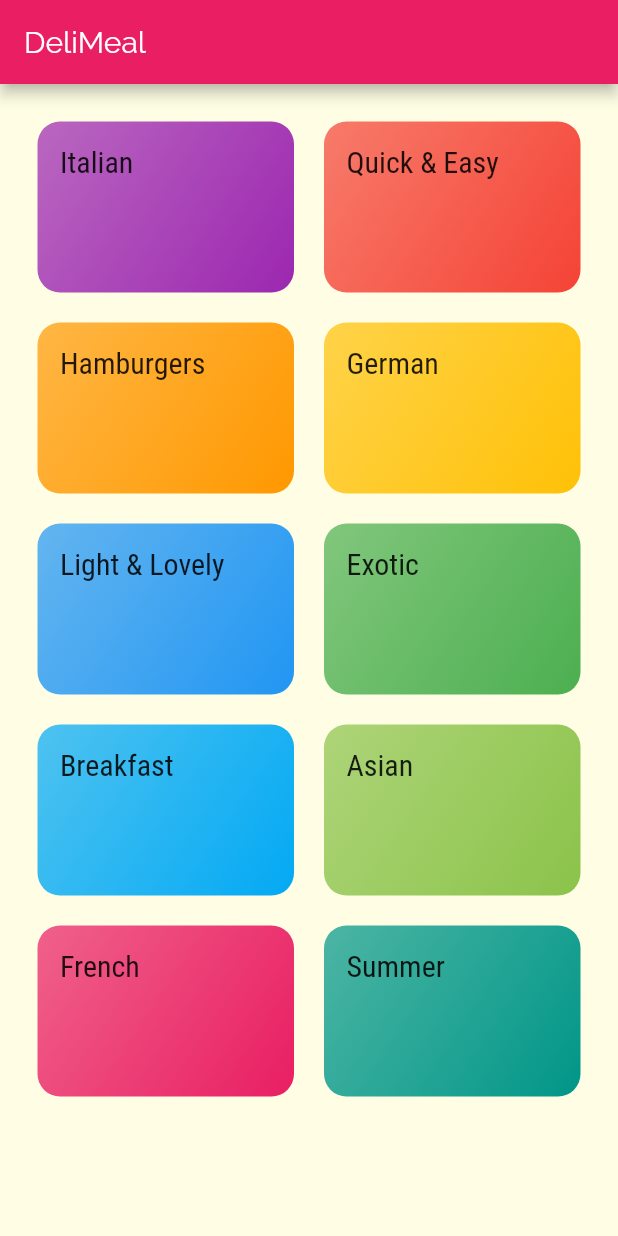
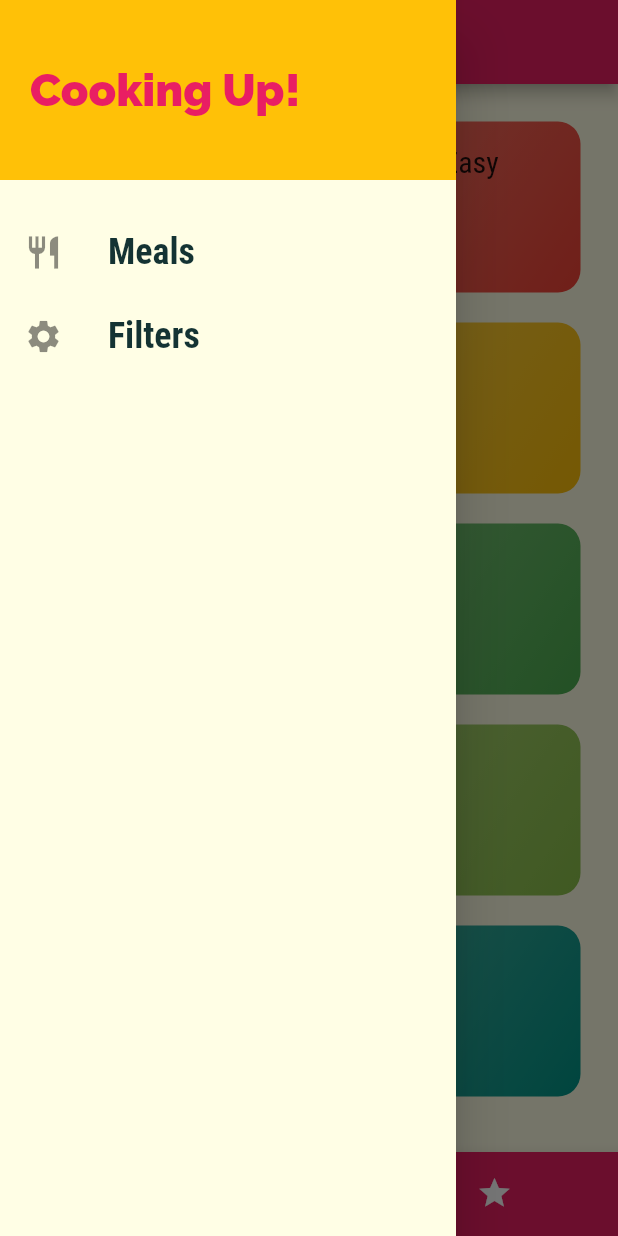
Before and after one commit to zeee4real/deli_meals, a Flutter app: the screen it shows after launch, with the side drawer open (before the commit the screen has no drawer), on a phone screen of 412 x 824 dp. Run offline on Flutter 3.47's test engine with Material 2 defaults, Android fonts, the phone set to English and light mode, and no system bars.

Commit message:
- added bottomNavigationBar - favorites screen - filters screen - tabs

```diff
--- a/lib/main.dart
+++ b/lib/main.dart
@@ -1,5 +1,7 @@
 import 'package:deli_meals/screens/category_meals_screen.dart';
+import 'package:deli_meals/screens/filters_screen.dart';
 import 'package:deli_meals/screens/meal_detail_screen.dart';
+import 'package:deli_meals/screens/tabs_screen.dart';
 import 'package:flutter/material.dart';
 import 'screens/categories_screen.dart';
 import 'screens/category_meals_screen.dart';
@@ -27,9 +29,10 @@ class MyApp extends StatelessWidget {
       ),
       initialRoute: '/',
       routes: {
-        '/': (ctx) => CatergoriesScreen(),
+        '/': (ctx) => TabsScreen(),
         CategoryMealsScreen.routeName: (ctx) => CategoryMealsScreen(),
-        MealDetailsScreen.routeName: (ctx) => MealDetailsScreen()
+        MealDetailsScreen.routeName: (ctx) => MealDetailsScreen(),
+        FiltersScreen.routeName: (ctx) => FiltersScreen(),
       },
       // onGenerateRoute: ,
       onUnknownRoute: (settings) =>
--- a/lib/screens/categories_screen.dart
+++ b/lib/screens/categories_screen.dart
@@ -5,9 +5,7 @@ import '../dummy_data.dart';
 class CatergoriesScreen extends StatelessWidget {
   @override
   Widget build(BuildContext context) {
-    return Scaffold(
-      appBar: AppBar(title: const Text('DeliMeal')),
-      body: GridView(
+    return GridView(
       padding: const EdgeInsets.all(25),
       children: DUMMY_CATEGORIES
           .map((catData) =>
@@ -18,7 +16,6 @@ class CatergoriesScreen extends StatelessWidget {
           childAspectRatio: 3 / 2,
           crossAxisSpacing: 20,
           mainAxisSpacing: 20),
-      ),
     );
   }
 }
--- /dev/null
+++ b/lib/screens/favorites_screen.dart
@@ -0,0 +1,10 @@
+import 'package:flutter/material.dart';
+
+class FavoritesScreen extends StatelessWidget {
+  @override
+  Widget build(BuildContext context) {
+    return Center(
+      child: Text('The Favorites'),
+    );
+  }
+}
--- /dev/null
+++ b/lib/screens/filters_screen.dart
@@ -0,0 +1,17 @@
+import 'package:deli_meals/widgets/main_drawer.dart';
+import 'package:flutter/material.dart';
+
+class FiltersScreen extends StatelessWidget {
+  static const routeName = '/filters';
+
+  @override
+  Widget build(BuildContext context) {
+    return Scaffold(
+      appBar: AppBar(
+        title: Text('Your Filters'),
+      ),
+      drawer: MainDrawer(),
+      body: Center(child: Text('Filters!')),
+    );
+  }
+}
--- /dev/null
+++ b/lib/screens/tabs_screen.dart
@@ -0,0 +1,56 @@
+import 'package:deli_meals/screens/categories_screen.dart';
+import 'package:deli_meals/screens/category_meals_screen.dart';
+import 'package:deli_meals/screens/favorites_screen.dart';
+import 'package:deli_meals/widgets/main_drawer.dart';
+import 'package:flutter/material.dart';
+
+class TabsScreen extends StatefulWidget {
+  @override
+  _TabsScreenState createState() => _TabsScreenState();
+}
+
+class _TabsScreenState extends State<TabsScreen> {
+  final List<Map<String, Object>> _pages = [
+    {'page': CatergoriesScreen(), 'title': 'Categories'},
+    {'page': FavoritesScreen(), 'title': 'Your Favorites'},
+  ];
+
+  int _selectedPageIndex = 0;
+
+  void _selectPage(int index) {
+    setState(() {
+      _selectedPageIndex = index;
+    });
+  }
+
+  @override
+  Widget build(BuildContext context) {
+    return Scaffold(
+      appBar: AppBar(
+        title: Text(_pages[_selectedPageIndex]['title']),
+      ),
+      drawer: MainDrawer(),
+      body: _pages[_selectedPageIndex]['page'],
+      bottomNavigationBar: BottomNavigationBar(
+        onTap: _selectPage,
+        type: BottomNavigationBarType.shifting,
+        items: [
+          BottomNavigationBarItem(
+            backgroundColor: Theme.of(context).primaryColor,
+            icon: Icon(Icons.category),
+            label: 'Categories',
+          ),
+          BottomNavigationBarItem(
+            backgroundColor: Theme.of(context).primaryColor,
+            icon: Icon(Icons.star),
+            label: 'Favorites',
+          ),
+        ],
+        backgroundColor: Theme.of(context).primaryColor,
+        unselectedItemColor: Colors.white,
+        selectedItemColor: Theme.of(context).accentColor,
+        currentIndex: _selectedPageIndex,
+      ),
+    );
+  }
+}
--- /dev/null
+++ b/lib/widgets/main_drawer.dart
@@ -0,0 +1,55 @@
+import 'package:deli_meals/screens/filters_screen.dart';
+import 'package:flutter/material.dart';
+
+class MainDrawer extends StatelessWidget {
+  Widget buildListTile(String title, IconData iconData, Function tapHandler) {
+    return ListTile(
+      leading: Icon(
+        iconData,
+        size: 26,
+      ),
+      title: Text(
+        title,
+        style: TextStyle(
+          fontFamily: 'RobotoCondensed',
+          fontSize: 24,
+          fontWeight: FontWeight.bold,
+        ),
+      ),
+      onTap: tapHandler,
+    );
+  }
+
+  @override
+  Widget build(BuildContext context) {
+    return Drawer(
+      child: Column(
+        children: [
+          Container(
+            height: 120,
+            width: double.infinity,
+            padding: EdgeInsets.all(20),
+            color: Theme.of(context).accentColor,
+            alignment: Alignment.centerLeft,
+            child: Text(
+              'Cooking Up!',
+              style: TextStyle(
+                  fontWeight: FontWeight.w900,
+                  fontSize: 30,
+                  color: Theme.of(context).primaryColor),
+            ),
+          ),
+          SizedBox(
+            height: 20,
+          ),
+          buildListTile('Meals', Icons.restaurant, () {
+            Navigator.of(context).pushReplacementNamed('/');
+          }),
+          buildListTile('Filters', Icons.settings, () {
+            Navigator.of(context).pushReplacementNamed(FiltersScreen.routeName);
+          }),
+        ],
+      ),
+    );
+  }
+}
```
Lines whose indentation alone changed are shown as unchanged.
